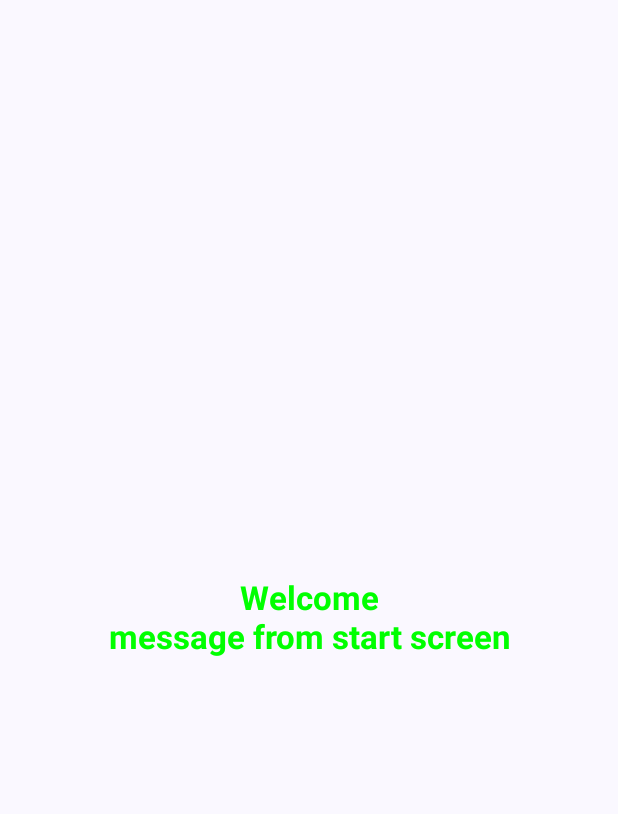
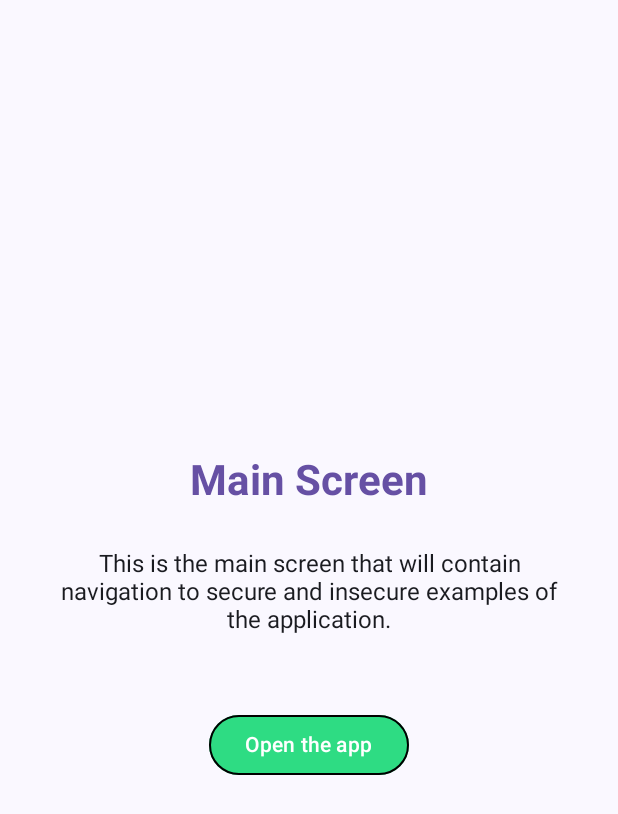
Before and after one commit to whatminjacodes/secure-android-development, an Android app built with Jetpack Compose: the MainScreenRoute screen opened through its navigation route, on a phone screen of 412 x 824 dp. Shown: the top 814 px of the screen. Run offline under Robolectric (Android 15) with nearby library versions, the phone set to English and light mode, and no system bars.

```diff
--- a/resents-screen-screenshot/app/src/main/java/com/example/recentsscreenscreenshot/NavGraph.kt
+++ b/resents-screen-screenshot/app/src/main/java/com/example/recentsscreenscreenshot/NavGraph.kt
@@ -11,21 +11,21 @@ import com.example.recentsscreenscreenshot.main.MainScreenRoute
 import com.example.recentsscreenscreenshot.start.StartScreenRoute
 
 object Destinations {
+    const val MAIN_SCREEN_ROUTE = "main"
     const val START_SCREEN_ROUTE = "start"
-    const val MAIN_SCREEN_ROUTE = "main"
 }
 @Composable
 fun NavGraph(navController: NavHostController = rememberNavController()) {
-    NavHost(navController = navController, startDestination = START_SCREEN_ROUTE) {
-        composable(START_SCREEN_ROUTE) {
-            StartScreenRoute(OnOpenAppClicked = {
-                navController.navigate(MAIN_SCREEN_ROUTE)
+    NavHost(navController = navController, startDestination = MAIN_SCREEN_ROUTE) {
+        composable(MAIN_SCREEN_ROUTE) {
+            MainScreenRoute(OnOpenAppClicked = {
+                navController.navigate(START_SCREEN_ROUTE)
             })
         }
 
-        composable(MAIN_SCREEN_ROUTE){
+        composable(START_SCREEN_ROUTE){
             val message  = "message from start screen"
-            MainScreenRoute(messageFromStart = message!!)
+            StartScreenRoute(messageFromStart = message!!)
         }
     }
 }
--- a/resents-screen-screenshot/app/src/main/java/com/example/recentsscreenscreenshot/main/MainScreen.kt
+++ b/resents-screen-screenshot/app/src/main/java/com/example/recentsscreenscreenshot/main/MainScreen.kt
@@ -1,40 +1,79 @@
 package com.example.recentsscreenscreenshot.main
 
+import androidx.compose.foundation.BorderStroke
+import androidx.compose.foundation.Image
 import androidx.compose.foundation.layout.Arrangement
 import androidx.compose.foundation.layout.Column
+import androidx.compose.foundation.layout.Spacer
 import androidx.compose.foundation.layout.fillMaxHeight
 import androidx.compose.foundation.layout.fillMaxWidth
+import androidx.compose.foundation.layout.height
+import androidx.compose.foundation.layout.padding
+import androidx.compose.foundation.layout.width
+import androidx.compose.material3.ButtonDefaults
+import androidx.compose.material3.OutlinedButton
 import androidx.compose.material3.Surface
 import androidx.compose.material3.Text
 import androidx.compose.runtime.Composable
 import androidx.compose.ui.Alignment
 import androidx.compose.ui.Modifier
 import androidx.compose.ui.graphics.Color
+import androidx.compose.ui.res.painterResource
 import androidx.compose.ui.text.TextStyle
 import androidx.compose.ui.text.font.FontWeight
 import androidx.compose.ui.text.style.TextAlign
+import androidx.compose.ui.tooling.preview.Preview
+import androidx.compose.ui.unit.dp
 import androidx.compose.ui.unit.sp
+import com.example.recentsscreenscreenshot.R
+import com.example.recentsscreenscreenshot.ui.theme.Purple40
 
 @Composable
-fun FirstScreen(messageFromStart: String) {
+fun MainScreen(
+    OnOpenAppClick: () -> Unit
+) {
     Surface(
         modifier = Modifier.fillMaxWidth(),
     ) {
         Column(
-            verticalArrangement = Arrangement.Center,
             modifier = Modifier
                 .fillMaxWidth()
                 .fillMaxHeight(),
+            verticalArrangement = Arrangement.Center,
             horizontalAlignment = Alignment.CenterHorizontally
         ) {
+
             Text(
-                text = "Welcome\n$messageFromStart",
+                text = "Main Screen",
                 style = TextStyle(
-                    fontSize = 22.sp, color = Color.Green,
-                    textAlign = TextAlign.Center,
+                    fontSize = 28.sp,
+                    color = Purple40,
                     fontWeight = FontWeight.W700
                 )
             )
+            Text(
+                "This is the main screen that will contain navigation to secure and insecure examples of the application.",
+                style = TextStyle(
+                    fontSize = 16.sp,
+                    textAlign = TextAlign.Center
+                ),
+                modifier = Modifier.padding(30.dp)
+            )
+
+            Spacer(modifier = Modifier.height(20.dp))
+
+            OutlinedButton(
+                onClick = { OnOpenAppClick() },
+                colors = ButtonDefaults.buttonColors(containerColor = Color(0xFF2EDC83),),
+                border = BorderStroke(1.dp, color = Color.Black)
+            ) {
+                Text(text = "Open the app")
+            }
         }
     }
 }
+@Preview
+@Composable
+fun PreviewStart(){
+    MainScreen(OnOpenAppClick = { /* TODO */})
+}
--- a/resents-screen-screenshot/app/src/main/java/com/example/recentsscreenscreenshot/main/MainScreenRoute.kt
+++ b/resents-screen-screenshot/app/src/main/java/com/example/recentsscreenscreenshot/main/MainScreenRoute.kt
@@ -3,6 +3,8 @@ package com.example.recentsscreenscreenshot.main
 import androidx.compose.runtime.Composable
 
 @Composable
-fun MainScreenRoute(messageFromStart: String) {
-    FirstScreen(messageFromStart = messageFromStart)
+fun MainScreenRoute(
+    OnOpenAppClicked :() -> Unit
+){
+    MainScreen(OnOpenAppClick = OnOpenAppClicked)
 }
--- a/resents-screen-screenshot/app/src/main/java/com/example/recentsscreenscreenshot/start/StartScreen.kt
+++ b/resents-screen-screenshot/app/src/main/java/com/example/recentsscreenscreenshot/start/StartScreen.kt
@@ -1,88 +1,40 @@
 package com.example.recentsscreenscreenshot.start
 
-import androidx.compose.foundation.BorderStroke
-import androidx.compose.foundation.Image
 import androidx.compose.foundation.layout.Arrangement
 import androidx.compose.foundation.layout.Column
-import androidx.compose.foundation.layout.Spacer
 import androidx.compose.foundation.layout.fillMaxHeight
 import androidx.compose.foundation.layout.fillMaxWidth
-import androidx.compose.foundation.layout.height
-import androidx.compose.foundation.layout.padding
-import androidx.compose.foundation.layout.width
-import androidx.compose.material3.ButtonDefaults
-import androidx.compose.material3.OutlinedButton
 import androidx.compose.material3.Surface
 import androidx.compose.material3.Text
 import androidx.compose.runtime.Composable
 import androidx.compose.ui.Alignment
 import androidx.compose.ui.Modifier
 import androidx.compose.ui.graphics.Color
-import androidx.compose.ui.res.painterResource
 import androidx.compose.ui.text.TextStyle
 import androidx.compose.ui.text.font.FontWeight
 import androidx.compose.ui.text.style.TextAlign
-import androidx.compose.ui.tooling.preview.Preview
-import androidx.compose.ui.unit.dp
 import androidx.compose.ui.unit.sp
-import com.example.recentsscreenscreenshot.R
-import com.example.recentsscreenscreenshot.ui.theme.Purple40
 
 @Composable
-fun StartScreen(
-    OnOpenAppClick: () -> Unit
-) {
+fun StartScreen(messageFromStart: String) {
     Surface(
         modifier = Modifier.fillMaxWidth(),
     ) {
         Column(
+            verticalArrangement = Arrangement.Center,
             modifier = Modifier
                 .fillMaxWidth()
                 .fillMaxHeight(),
-            verticalArrangement = Arrangement.Center,
             horizontalAlignment = Alignment.CenterHorizontally
         ) {
-            Image(
-                painter = painterResource(id = R.drawable.ic_launcher_background),
-                contentDescription = "Start screen image",
-                modifier = Modifier
-                    .height(150.dp)
-                    .width(150.dp)
-            )
-
-            Spacer(modifier = Modifier.height(15.dp))
-
             Text(
-                text = "Start Screen",
+                text = "Welcome\n$messageFromStart",
                 style = TextStyle(
-                    fontSize = 28.sp,
-                    color = Purple40,
+                    fontSize = 22.sp, color = Color.Green,
+                    textAlign = TextAlign.Center,
                     fontWeight = FontWeight.W700
                 )
             )
-            Text(
-                "Example Start screen. This could be for example a sign in page.",
-                style = TextStyle(
-                    fontSize = 16.sp,
-                    textAlign = TextAlign.Center
-                ),
-                modifier = Modifier.padding(30.dp)
-            )
-
-            Spacer(modifier = Modifier.height(20.dp))
-
-            OutlinedButton(
-                onClick = { OnOpenAppClick() },
-                colors = ButtonDefaults.buttonColors(containerColor = Color(0xFF2EDC83),),
-                border = BorderStroke(1.dp, color = Color.Black)
-            ) {
-                Text(text = "Open the app")
-            }
         }
     }
 }
-@Preview
-@Composable
-fun PreviewStart(){
-    StartScreen(OnOpenAppClick = { /* TODO */})
-}
--- a/resents-screen-screenshot/app/src/main/java/com/example/recentsscreenscreenshot/start/StartScreenRoute.kt
+++ b/resents-screen-screenshot/app/src/main/java/com/example/recentsscreenscreenshot/start/StartScreenRoute.kt
@@ -3,8 +3,6 @@ package com.example.recentsscreenscreenshot.start
 import androidx.compose.runtime.Composable
 
 @Composable
-fun StartScreenRoute(
-    OnOpenAppClicked :() -> Unit
-){
-    StartScreen(OnOpenAppClick = OnOpenAppClicked)
+fun StartScreenRoute(messageFromStart: String) {
+    StartScreen(messageFromStart = messageFromStart)
 }
```
